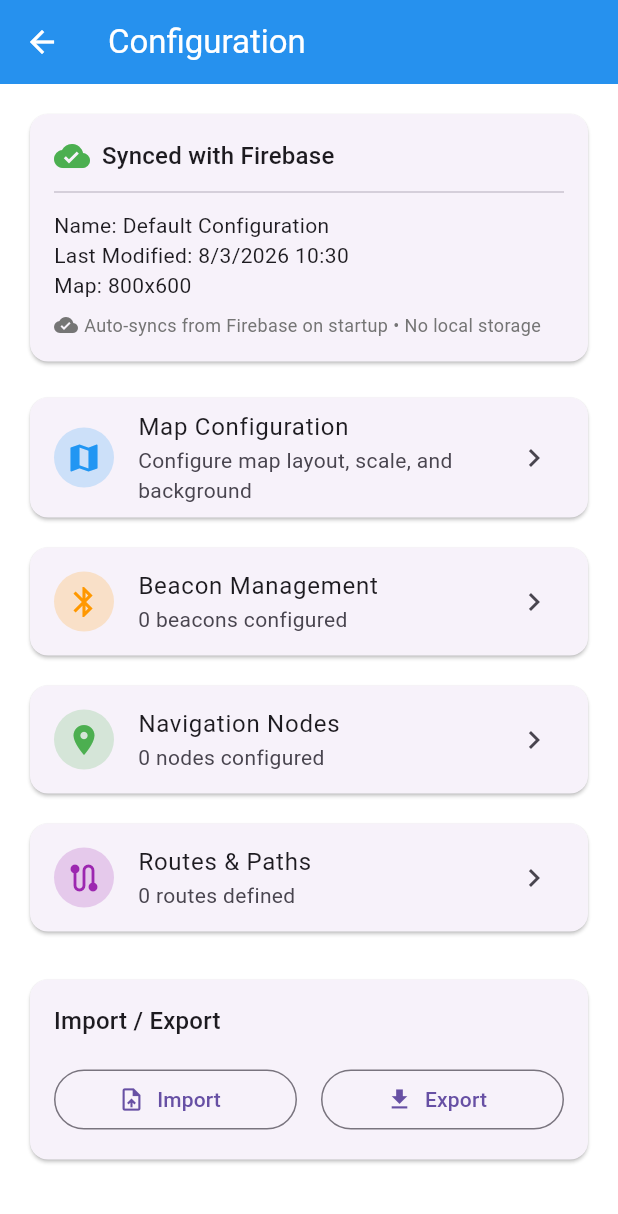
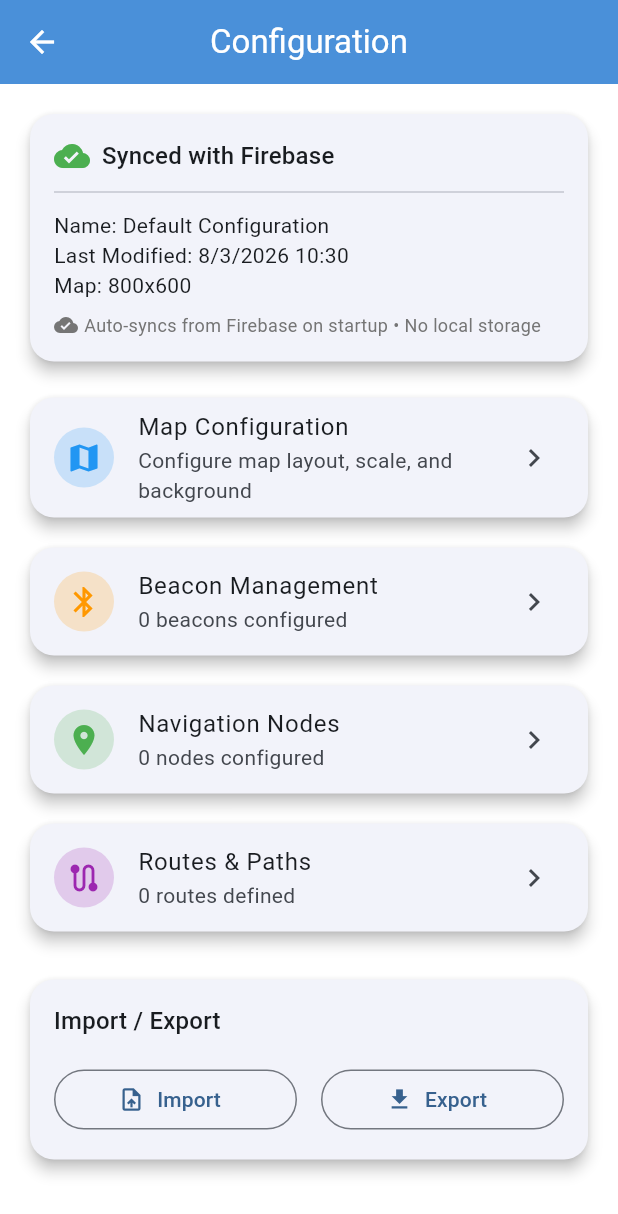
Before and after one commit to abdallaS117/navigation_with_beacons, a Flutter app: the screen it shows after launch, after a tap on the "settings" icon, on a phone screen of 412 x 824 dp. Shown: the top 1214 px of the screen. Run offline on Flutter 3.47's test engine with Material 3 defaults, Android fonts, the phone set to English and light mode, and no system bars; our stand-ins replace cloud_firestore, equatable, file_picker, firebase_core, flutter_bloc, flutter_blue_plus and 2 more; accounts and stored records are empty.

Commit message:
packaging 3

```diff
--- a/lib/features/navigation/presentation/views/indoor_map_view.dart
+++ b/lib/features/navigation/presentation/views/indoor_map_view.dart
@@ -120,19 +120,9 @@ class _IndoorMapViewState extends State<IndoorMapView>
     await Navigator.push(
       context,
       MaterialPageRoute(
-        builder: (_) => Theme(
-          data: ThemeData.light().copyWith(
-            scaffoldBackgroundColor: Colors.grey[100],
-            appBarTheme: AppBarTheme(
-              backgroundColor: Colors.blue,
-              foregroundColor: Colors.white,
-              elevation: 2,
-            ),
-          ),
-          child: BlocProvider.value(
-            value: context.read<ConfigurationCubit>(),
-            child: const ConfigurationHomeScreen(),
-          ),
+        builder: (_) => BlocProvider.value(
+          value: context.read<ConfigurationCubit>(),
+          child: const ConfigurationHomeScreen(),
         ),
       ),
     );
```
